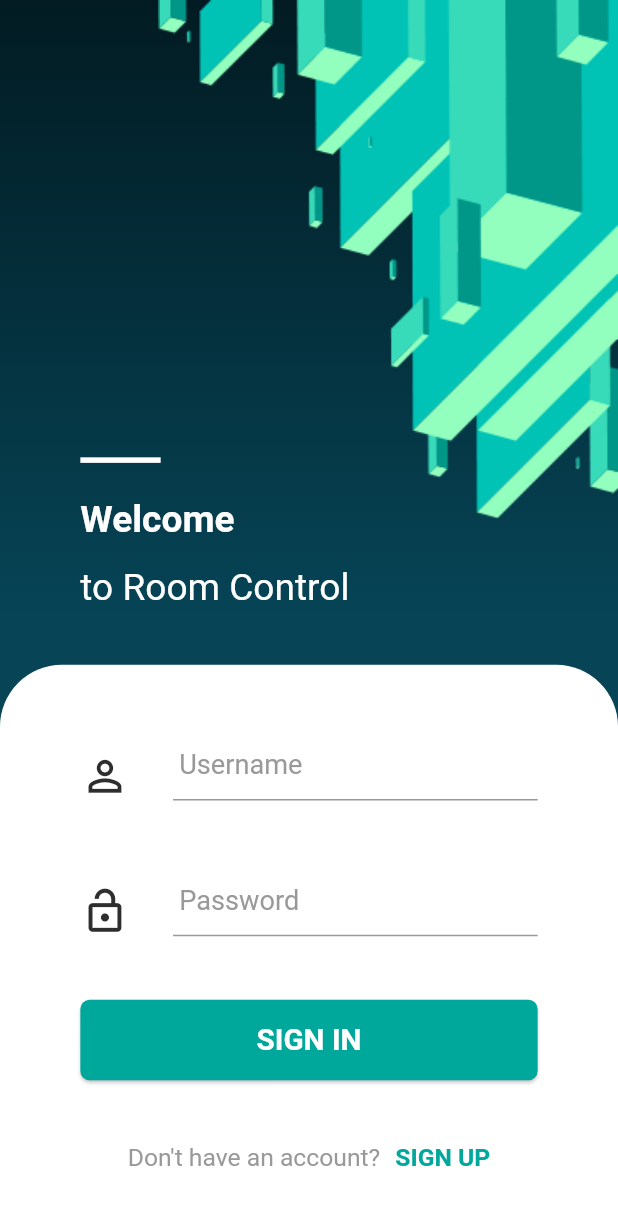
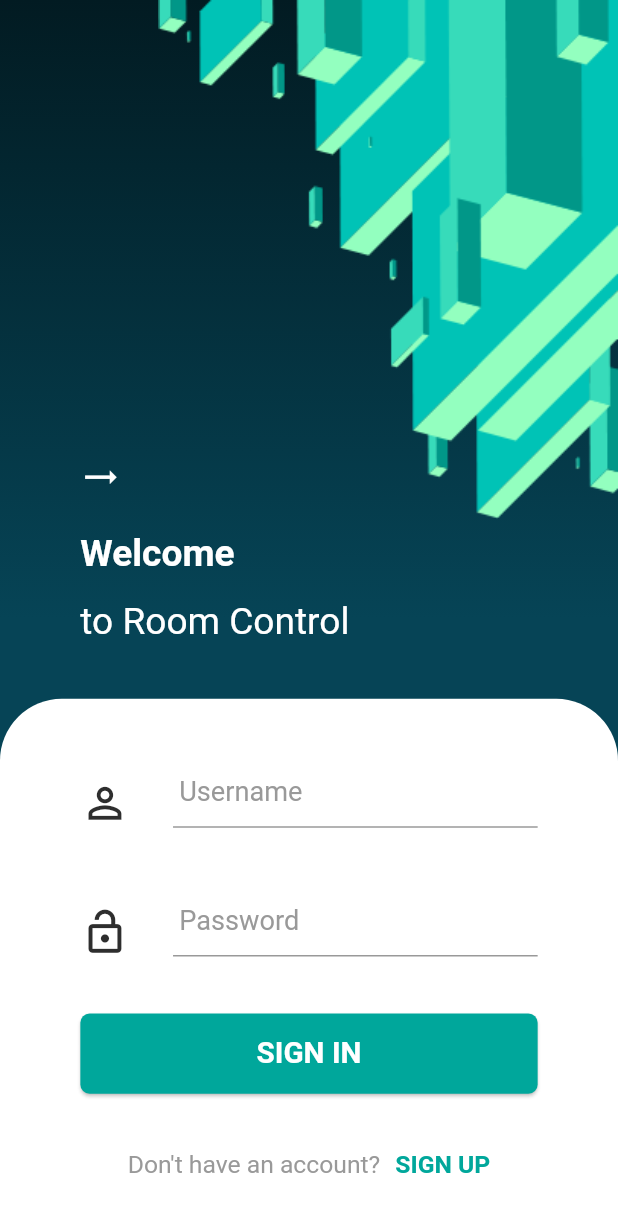
Before and after one commit to devaliakbar/xcelpros_room_control, a Flutter app: the screen it shows after launch, on a phone screen of 412 x 824 dp. Shown: the top 1212 px of the screen. Run offline on Flutter 3.47's test engine with Material 2 defaults, Android fonts, the phone set to English and light mode, and no system bars; missing offline and left inert: flutter_statusbarcolor; Roboto replaces fonts that are missing (Raleway).

Commit message:
Added Back Icon Animation

```diff
--- a/lib/features/auth/presentation/widgets/login_top_title.dart
+++ b/lib/features/auth/presentation/widgets/login_top_title.dart
@@ -14,10 +14,20 @@ class LoginTopTitle extends StatelessWidget {
       child: Column(
         crossAxisAlignment: CrossAxisAlignment.start,
         children: [
-          Container(
-            width: SizeConfig.widthWithoutSafeArea(13),
-            height: SizeConfig.heightWithoutSafeArea(0.45),
-            color: Colors.white,
+          //TODO
+          Hero(
+            tag: "back_icon",
+            child: Icon(
+              Icons.trending_flat_outlined,
+              color: Colors.white,
+              size: IconSizes.iconSizeM,
+            ),
+
+            // Container(
+            //   width: SizeConfig.widthWithoutSafeArea(13),
+            //   height: SizeConfig.heightWithoutSafeArea(0.45),
+            //   color: Colors.white,
+            // ),
           ),
           SizedBox(
             height: SizeConfig.heightWithoutSafeArea(2.8),
```
Also changed, not shown: lib/features/auth/presentation/pages/sign_up_page.dart (+7 -4 lines).
